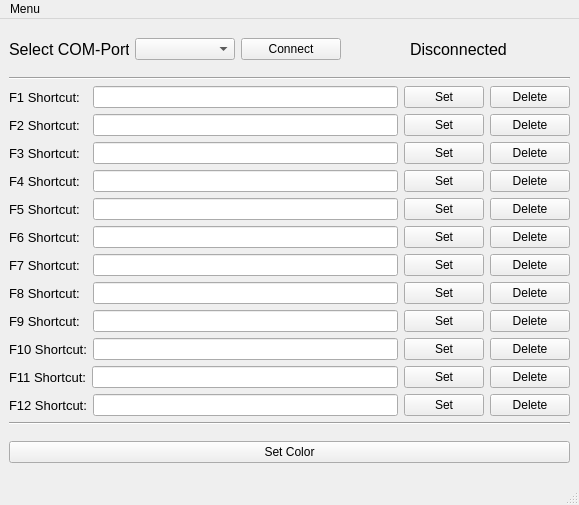
First picture: the form in pc_app/qt_ui/app.ui, repository D4rkness/ArduinoNanoShortcutBoard, before the edit.
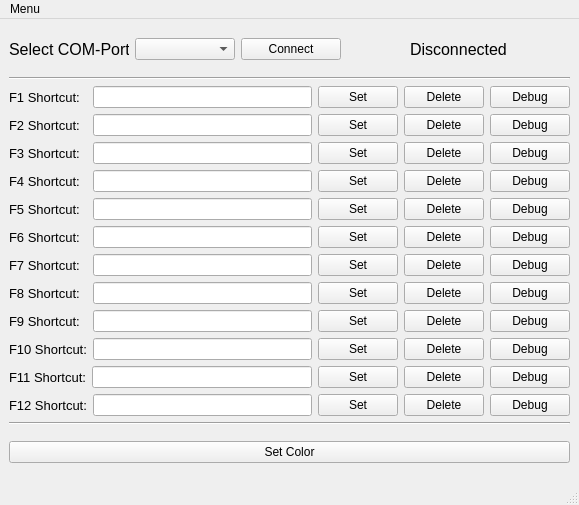
Second picture: the form after the edit.

Commit message: Added debug buttons an connected them

Diff of the .ui file:
```diff
--- a/pc_app/qt_ui/app.ui
+++ b/pc_app/qt_ui/app.ui
@@ -117,6 +117,13 @@
         </property>
        </widget>
       </item>
+      <item>
+       <widget class="QPushButton" name="btn_debug_f1">
+        <property name="text">
+         <string>Debug</string>
+        </property>
+       </widget>
+      </item>
      </layout>
     </item>
     <item>
@@ -150,6 +157,13 @@
         </property>
        </widget>
       </item>
+      <item>
+       <widget class="QPushButton" name="btn_debug_f2">
+        <property name="text">
+         <string>Debug</string>
+        </property>
+       </widget>
+      </item>
      </layout>
     </item>
     <item>
@@ -183,6 +197,13 @@
         </property>
        </widget>
       </item>
+      <item>
+       <widget class="QPushButton" name="btn_debug_f3">
+        <property name="text">
+         <string>Debug</string>
+        </property>
+       </widget>
+      </item>
      </layout>
     </item>
     <item>
@@ -216,6 +237,13 @@
         </property>
        </widget>
       </item>
+      <item>
+       <widget class="QPushButton" name="btn_debug_f4">
+        <property name="text">
+         <string>Debug</string>
+        </property>
+       </widget>
+      </item>
      </layout>
     </item>
     <item>
@@ -249,6 +277,13 @@
         </property>
        </widget>
       </item>
+      <item>
+       <widget class="QPushButton" name="btn_debug_f5">
+        <property name="text">
+         <string>Debug</string>
+        </property>
+       </widget>
+      </item>
      </layout>
     </item>
     <item>
@@ -282,6 +317,13 @@
         </property>
        </widget>
       </item>
+      <item>
+       <widget class="QPushButton" name="btn_debug_f6">
+        <property name="text">
+         <string>Debug</string>
+        </property>
+       </widget>
+      </item>
      </layout>
     </item>
     <item>
@@ -315,6 +357,13 @@
         </property>
        </widget>
       </item>
+      <item>
+       <widget class="QPushButton" name="btn_debug_f7">
+        <property name="text">
+         <string>Debug</string>
+        </property>
+       </widget>
+      </item>
      </layout>
     </item>
     <item>
@@ -348,6 +397,13 @@
         </property>
        </widget>
       </item>
+      <item>
+       <widget class="QPushButton" name="btn_debug_f8">
+        <property name="text">
+         <string>Debug</string>
+        </property>
+       </widget>
+      </item>
      </layout>
     </item>
     <item>
@@ -381,6 +437,13 @@
         </property>
        </widget>
       </item>
+      <item>
+       <widget class="QPushButton" name="btn_debug_f9">
+        <property name="text">
+         <string>Debug</string>
+        </property>
+       </widget>
+      </item>
      </layout>
     </item>
     <item>
@@ -414,6 +477,13 @@
         </property>
        </widget>
       </item>
+      <item>
+       <widget class="QPushButton" name="btn_debug_f10">
+        <property name="text">
+         <string>Debug</string>
+        </property>
+       </widget>
+      </item>
      </layout>
     </item>
     <item>
@@ -447,6 +517,13 @@
         </property>
        </widget>
       </item>
+      <item>
+       <widget class="QPushButton" name="btn_debug_f11">
+        <property name="text">
+         <string>Debug</string>
+        </property>
+       </widget>
+      </item>
      </layout>
     </item>
     <item>
@@ -480,6 +557,13 @@
         </property>
        </widget>
       </item>
+      <item>
+       <widget class="QPushButton" name="btn_debug_f12">
+        <property name="text">
+         <string>Debug</string>
+        </property>
+       </widget>
+      </item>
      </layout>
     </item>
     <item>
```
Left out of the diff: 24 changed lines with no effect on the pictures. The commit also changes 9 other files.
